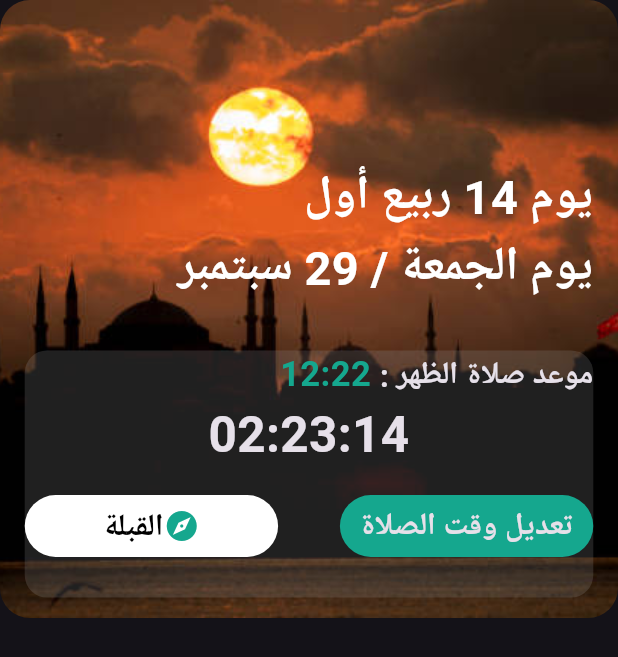
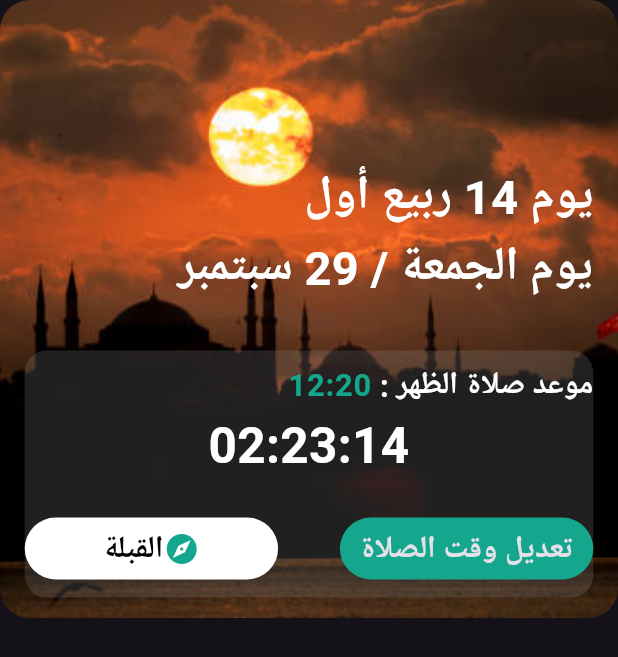
Before and after one commit to islamashraf011/Quran_App, a Flutter app: the screen it shows after launch, on a phone screen of 412 x 824 dp. Shown: the top 657 px of the screen. Run offline on Flutter 3.47's test engine with Material 3 defaults, Android fonts, the phone set to English and light mode, and no system bars.

Commit message:
Add Custom List Tile to Custom Pray Time Shape

```diff
--- a/lib/widgets/custom_list_tile_widget.dart
+++ b/lib/widgets/custom_list_tile_widget.dart
@@ -31,18 +31,34 @@ class CustomListTileWidget extends StatelessWidget {
     required this.titleSize,
     required this.subTitle,
     required this.subTitleSize,
-    this.textAlign,
+    this.subTitleAlign,
+    this.time = "",
+    this.timeColor,
   });
   final String title;
   final String subTitle;
   final double titleSize;
   final double subTitleSize;
-  final TextAlign? textAlign;
+  final String time;
+  final Color? timeColor;
+  final TextAlign? subTitleAlign;
   @override
   Widget build(BuildContext context) {
     return ListTile(
       contentPadding: const EdgeInsets.symmetric(horizontal: 0),
-      title: Text(
+      title: Row(
+        mainAxisAlignment: MainAxisAlignment.end,
+        children: [
+          Text(
+            time,
+            textDirection: TextDirection.rtl,
+            style: TextStyle(
+              fontSize: titleSize,
+              fontWeight: FontWeight.bold,
+              color: timeColor,
+            ),
+          ),
+          Text(
             title,
             textDirection: TextDirection.rtl,
             style: TextStyle(
@@ -51,10 +67,12 @@ class CustomListTileWidget extends StatelessWidget {
               color: Colors.white,
             ),
           ),
+        ],
+      ),
       subtitle: Text(
         subTitle,
         textDirection: TextDirection.rtl,
-        textAlign: textAlign,
+        textAlign: subTitleAlign,
         style: TextStyle(
           fontSize: subTitleSize,
           fontWeight: FontWeight.bold,
--- a/lib/widgets/pray_time_shape.dart
+++ b/lib/widgets/pray_time_shape.dart
@@ -12,25 +12,14 @@ class CustomPrayTimeShape extends StatelessWidget {
   Widget build(BuildContext context) {
     return Column(
       children: [
-        Row(
-          mainAxisAlignment: MainAxisAlignment.end,
-          children: [
-            CustomTextWidget(
-              title: " 12:22",
-              fontSize: MediaQuery.of(context).size.height * 0.028,
-              color: kPrimaryColor,
-            ),
-            CustomTextWidget(
-              title: "موعد صلاة الظهر :",
-              fontSize: MediaQuery.of(context).size.height * 0.025,
-            )
-          ],
-        ),
-        Center(
-          child: CustomTextWidget(
-            title: "02:23:14",
-            fontSize: MediaQuery.of(context).size.height * 0.040,
-          ),
+        CustomListTileWidget(
+          title: "موعد صلاة الظهر :",
+          titleSize: MediaQuery.of(context).size.height * 0.025,
+          time: " 12:20",
+          timeColor: kPrimaryColor,
+          subTitle: "02:23:14",
+          subTitleSize: MediaQuery.of(context).size.height * 0.040,
+          subTitleAlign: TextAlign.center,
         ),
         SizedBox(
           height: MediaQuery.of(context).size.height * 0.02,
```
Lines whose indentation alone changed are shown as unchanged.
